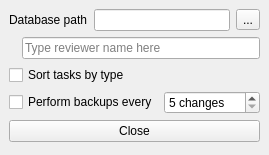
First picture: the form in settings.ui, repository FrankMamuda/ketoevent, before the edit.
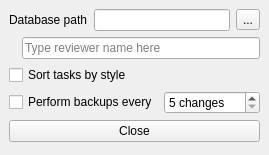
Second picture: the form after the edit. Icons and pictures are not drawn.

What changed in the file:
```diff
--- a/settings.ui
+++ b/settings.ui
@@ -73,7 +73,7 @@
     <item>
      <widget class="QCheckBox" name="sortByTypeCheck">
       <property name="text">
-       <string>Sort tasks by type</string>
+       <string>Sort tasks by style</string>
       </property>
      </widget>
     </item>
```
